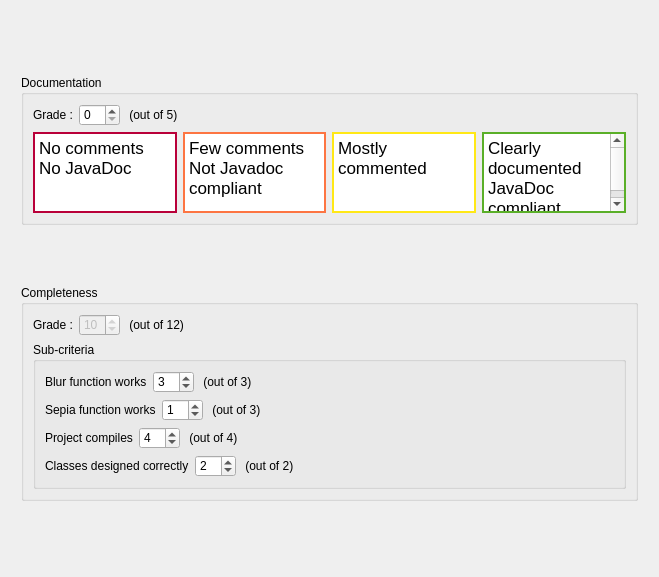
This is TurboGrade/ui/gradeoverview.ui in wassgha/TurboGrade as Qt 5 draws it before an edit. The edited form follows.
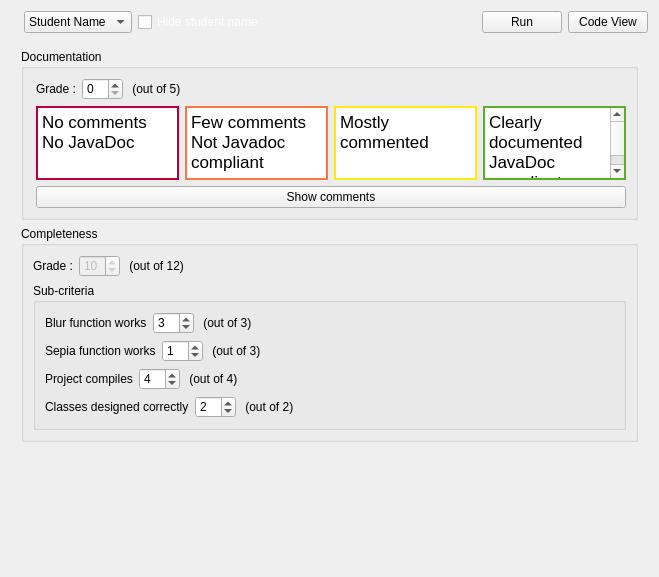
This is the edited form. Icons and pictures are not drawn.

Commit message: Added grade overview UI and split UIs

Diff of the .ui file:
```diff
--- a/TurboGrade/ui/gradeoverview.ui
+++ b/TurboGrade/ui/gradeoverview.ui
@@ -21,6 +21,10 @@
 	background: rgb(55, 64, 80);
 }
 
+QCheckBox#checkBox {
+        color: white;
+}
+
 #scrollArea {
     background-color: transparent;
 }
@@ -41,31 +45,167 @@
 	border: 2px solid rgb(90, 175, 40);
 }</string>
   </property>
-  <layout class="QGridLayout" name="gridLayout">
-   <item row="0" column="0">
+  <layout class="QVBoxLayout" name="verticalLayout_5">
+   <item>
+    <layout class="QHBoxLayout" name="horizontalLayout_4">
+     <property name="sizeConstraint">
+      <enum>QLayout::SetDefaultConstraint</enum>
+     </property>
+     <item>
+      <widget class="QLabel" name="logo">
+       <property name="sizePolicy">
+        <sizepolicy hsizetype="Fixed" vsizetype="Fixed">
+         <horstretch>0</horstretch>
+         <verstretch>0</verstretch>
+        </sizepolicy>
+       </property>
+       <property name="maximumSize">
+        <size>
+         <width>100</width>
+         <height>24</height>
+        </size>
+       </property>
+       <property name="text">
+        <string/>
+       </property>
+       <property name="textFormat">
+        <enum>Qt::PlainText</enum>
+       </property>
+       <property name="pixmap">
+        <pixmap resource="resources.qrc">:/logo/logodark.png</pixmap>
+       </property>
+       <property name="scaledContents">
+        <bool>true</bool>
+       </property>
+       <property name="wordWrap">
+        <bool>false</bool>
+       </property>
+      </widget>
+     </item>
+     <item>
+      <widget class="QComboBox" name="comboBox">
+       <item>
+        <property name="text">
+         <string>Student Name</string>
+        </property>
+       </item>
+      </widget>
+     </item>
+     <item>
+      <widget class="QCheckBox" name="checkBox">
+       <property name="text">
+        <string>Hide student name</string>
+       </property>
+      </widget>
+     </item>
+     <item>
+      <spacer name="horizontalSpacer_3">
+       <property name="orientation">
+        <enum>Qt::Horizontal</enum>
+       </property>
+       <property name="sizeHint" stdset="0">
+        <size>
+         <width>40</width>
+         <height>20</height>
+        </size>
+       </property>
+      </spacer>
+     </item>
+     <item>
+      <widget class="QPushButton" name="run">
+       <property name="text">
+        <string>Run</string>
+       </property>
+       <property name="iconSize">
+        <size>
+         <width>10</width>
+         <height>10</height>
+        </size>
+       </property>
+      </widget>
+     </item>
+     <item>
+      <widget class="QPushButton" name="overview">
+       <property name="text">
+        <string>Code View</string>
+       </property>
+       <property name="iconSize">
+        <size>
+         <width>10</width>
+         <height>10</height>
+        </size>
+       </property>
+      </widget>
+     </item>
+    </layout>
+   </item>
+   <item>
     <widget class="QScrollArea" name="scrollArea">
+     <property name="sizePolicy">
+      <sizepolicy hsizetype="Expanding" vsizetype="Expanding">
+       <horstretch>0</horstretch>
+       <verstretch>0</verstretch>
+      </sizepolicy>
+     </property>
      <property name="styleSheet">
-      <string notr="true">#scrollArea  {
-background-color:transparent;
+      <string notr="true">#scrollArea   {
+ background-color:rgb(66, 76, 96);
+border-radius:3px;
+}
+ #scrollArea &gt; QWidget &gt; QWidget   {
+ background-color:transparent;
+}
+QGroupBox {
+    background-color: rgba(255, 255, 255, 0.85);
+	border-radius:3px;
+	margin-top:25px;
+}
+QGroupBox::title {
+	color: white;
+	margin-top: -40px;
+	margin-left: 10px;
+}
+
+QGroupBox &gt; QGroupBox {
+	margin-top:20px;
+}
+
+QGroupBox &gt; QGroupBox::title {
+	color: black;
 }</string>
      </property>
      <property name="widgetResizable">
       <bool>true</bool>
      </property>
+     <property name="alignment">
+      <set>Qt::AlignHCenter|Qt::AlignTop</set>
+     </property>
      <widget class="QWidget" name="scrollAreaWidgetContents">
       <property name="geometry">
        <rect>
         <x>0</x>
         <y>0</y>
-        <width>633</width>
-        <height>551</height>
+        <width>635</width>
+        <height>498</height>
        </rect>
       </property>
+      <property name="sizePolicy">
+       <sizepolicy hsizetype="Expanding" vsizetype="Fixed">
+        <horstretch>0</horstretch>
+        <verstretch>0</verstretch>
+       </sizepolicy>
+      </property>
+      <property name="maximumSize">
+       <size>
+        <width>960</width>
+        <height>16777215</height>
+       </size>
+      </property>
       <layout class="QVBoxLayout" name="verticalLayout_3">
        <item>
         <widget class="QGroupBox" name="groupBox">
          <property name="sizePolicy">
-          <sizepolicy hsizetype="Preferred" vsizetype="Fixed">
+          <sizepolicy hsizetype="Preferred" vsizetype="Minimum">
            <horstretch>0</horstretch>
            <verstretch>0</verstretch>
           </sizepolicy>
@@ -73,16 +213,22 @@
          <property name="maximumSize">
           <size>
            <width>16777215</width>
-           <height>150</height>
+           <height>16777215</height>
           </size>
          </property>
          <property name="title">
           <string>Documentation</string>
          </property>
+         <property name="alignment">
+          <set>Qt::AlignLeading|Qt::AlignLeft|Qt::AlignTop</set>
+         </property>
          <property name="flat">
-          <bool>false</bool>
+          <bool>true</bool>
          </property>
          <layout class="QVBoxLayout" name="verticalLayout">
+          <property name="leftMargin">
+           <number>12</number>
+          </property>
           <item>
            <layout class="QHBoxLayout" name="horizontalLayout_2">
             <item>
@@ -121,6 +267,27 @@
            <layout class="QHBoxLayout" name="horizontalLayout">
             <item>
              <widget class="QTextBrowser" name="level1">
+              <property name="sizePolicy">
+               <sizepolicy hsizetype="Expanding" vsizetype="MinimumExpanding">
+                <horstretch>0</horstretch>
+                <verstretch>0</verstretch>
+               </sizepolicy>
+              </property>
+              <property name="frameShape">
+               <enum>QFrame::StyledPanel</enum>
+              </property>
+              <property name="frameShadow">
+               <enum>QFrame::Plain</enum>
+              </property>
+              <property name="verticalScrollBarPolicy">
+               <enum>Qt::ScrollBarAsNeeded</enum>
+              </property>
+              <property name="sizeAdjustPolicy">
+               <enum>QAbstractScrollArea::AdjustToContents</enum>
+              </property>
+              <property name="lineWrapMode">
+               <enum>QTextEdit::WidgetWidth</enum>
+              </property>
               <property name="html">
                <string>&lt;!DOCTYPE HTML PUBLIC &quot;-//W3C//DTD HTML 4.0//EN&quot; &quot;http://www.w3.org/TR/REC-html40/strict.dtd&quot;&gt;
 &lt;html&gt;&lt;head&gt;&lt;meta name=&quot;qrichtext&quot; content=&quot;1&quot; /&gt;&lt;style type=&quot;text/css&quot;&gt;
@@ -133,6 +300,27 @@
             </item>
             <item>
              <widget class="QTextBrowser" name="level2">
+              <property name="sizePolicy">
+               <sizepolicy hsizetype="Expanding" vsizetype="MinimumExpanding">
+                <horstretch>0</horstretch>
+                <verstretch>0</verstretch>
+               </sizepolicy>
+              </property>
+              <property name="frameShape">
+               <enum>QFrame::StyledPanel</enum>
+              </property>
+              <property name="frameShadow">
+               <enum>QFrame::Plain</enum>
+              </property>
+              <property name="verticalScrollBarPolicy">
+               <enum>Qt::ScrollBarAsNeeded</enum>
+              </property>
+              <property name="sizeAdjustPolicy">
+               <enum>QAbstractScrollArea::AdjustToContents</enum>
+              </property>
+              <property name="lineWrapMode">
+               <enum>QTextEdit::WidgetWidth</enum>
+              </property>
               <property name="html">
                <string>&lt;!DOCTYPE HTML PUBLIC &quot;-//W3C//DTD HTML 4.0//EN&quot; &quot;http://www.w3.org/TR/REC-html40/strict.dtd&quot;&gt;
 &lt;html&gt;&lt;head&gt;&lt;meta name=&quot;qrichtext&quot; content=&quot;1&quot; /&gt;&lt;style type=&quot;text/css&quot;&gt;
@@ -145,6 +333,27 @@
             </item>
             <item>
              <widget class="QTextBrowser" name="level3">
+              <property name="sizePolicy">
+               <sizepolicy hsizetype="Expanding" vsizetype="MinimumExpanding">
+                <horstretch>0</horstretch>
+                <verstretch>0</verstretch>
+               </sizepolicy>
+              </property>
+              <property name="frameShape">
+               <enum>QFrame::StyledPanel</enum>
+              </property>
+              <property name="frameShadow">
+               <enum>QFrame::Plain</enum>
+              </property>
+              <property name="verticalScrollBarPolicy">
+               <enum>Qt::ScrollBarAsNeeded</enum>
+              </property>
+              <property name="sizeAdjustPolicy">
+               <enum>QAbstractScrollArea::AdjustToContents</enum>
+              </property>
+              <property name="lineWrapMode">
+               <enum>QTextEdit::WidgetWidth</enum>
+              </property>
               <property name="html">
                <string>&lt;!DOCTYPE HTML PUBLIC &quot;-//W3C//DTD HTML 4.0//EN&quot; &quot;http://www.w3.org/TR/REC-html40/strict.dtd&quot;&gt;
 &lt;html&gt;&lt;head&gt;&lt;meta name=&quot;qrichtext&quot; content=&quot;1&quot; /&gt;&lt;style type=&quot;text/css&quot;&gt;
@@ -156,6 +365,27 @@
             </item>
             <item>
              <widget class="QTextBrowser" name="level4">
+              <property name="sizePolicy">
+               <sizepolicy hsizetype="Expanding" vsizetype="MinimumExpanding">
+                <horstretch>0</horstretch>
+                <verstretch>0</verstretch>
+               </sizepolicy>
+              </property>
+              <property name="frameShape">
+               <enum>QFrame::StyledPanel</enum>
+              </property>
+              <property name="frameShadow">
+               <enum>QFrame::Plain</enum>
+              </property>
+              <property name="verticalScrollBarPolicy">
+               <enum>Qt::ScrollBarAsNeeded</enum>
+              </property>
+              <property name="sizeAdjustPolicy">
+               <enum>QAbstractScrollArea::AdjustToContents</enum>
+              </property>
+              <property name="lineWrapMode">
+               <enum>QTextEdit::WidgetWidth</enum>
+              </property>
               <property name="html">
                <string>&lt;!DOCTYPE HTML PUBLIC &quot;-//W3C//DTD HTML 4.0//EN&quot; &quot;http://www.w3.org/TR/REC-html40/strict.dtd&quot;&gt;
 &lt;html&gt;&lt;head&gt;&lt;meta name=&quot;qrichtext&quot; content=&quot;1&quot; /&gt;&lt;style type=&quot;text/css&quot;&gt;
@@ -168,6 +398,13 @@
             </item>
            </layout>
           </item>
+          <item>
+           <widget class="QPushButton" name="pushButton">
+            <property name="text">
+             <string>Show comments</string>
+            </property>
+           </widget>
+          </item>
          </layout>
          <zorder>level1</zorder>
          <zorder>level1</zorder>
@@ -195,8 +432,11 @@
          <property name="title">
           <string>Completeness</string>
          </property>
+         <property name="alignment">
+          <set>Qt::AlignLeading|Qt::AlignLeft|Qt::AlignTop</set>
+         </property>
          <property name="flat">
-          <bool>false</bool>
+          <bool>true</bool>
          </property>
          <layout class="QVBoxLayout" name="verticalLayout_2">
           <item>
```
Left out of the diff: 18 changed lines with no effect on the pictures. The commit also changes 11 other files.
